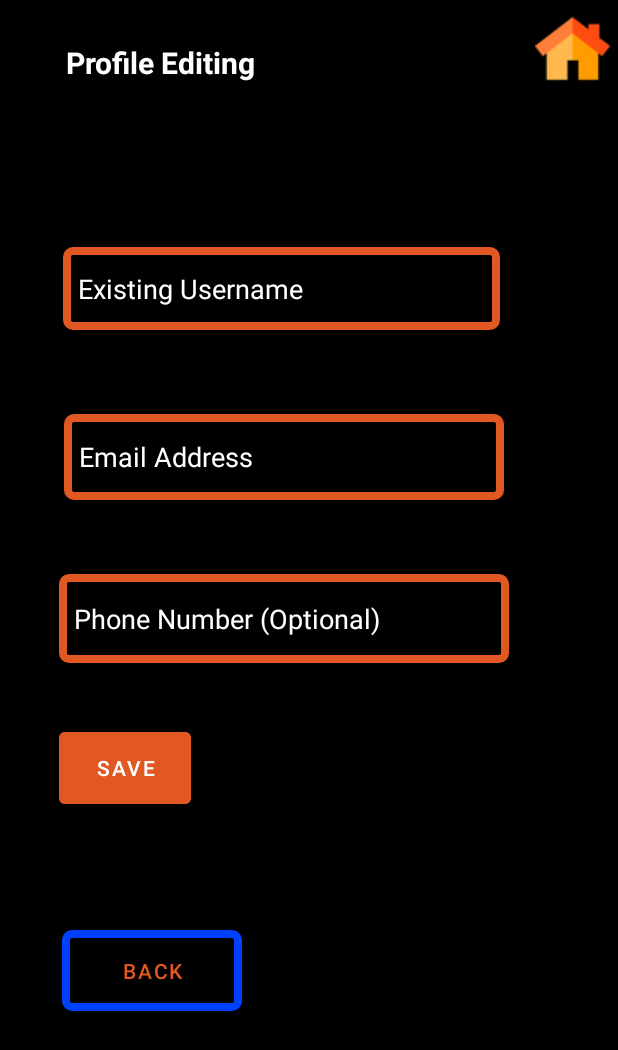
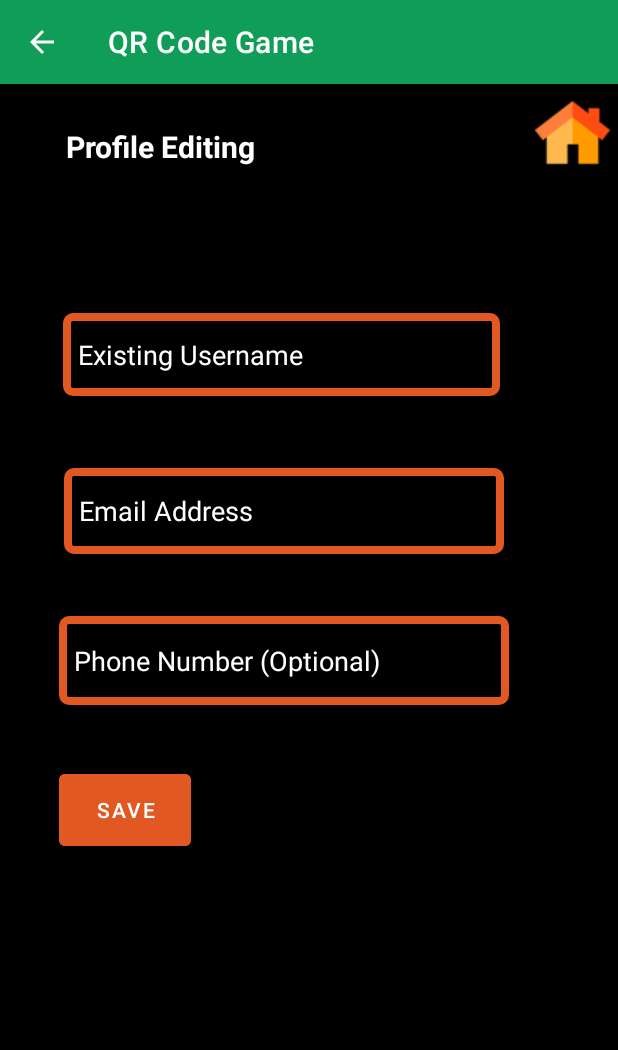
Before and after one commit to malhar2000/QR-Code-Game, an Android app: the EditProfileActivity screen opened directly, with no data from a screen before it, on a phone screen of 412 x 824 dp. Shown: the top 1050 px of the screen. Run offline under Robolectric (Android 15) with nearby library versions, the phone set to English and light mode, and no system bars; our stand-ins replace Firebase (no records; nobody signed in at launch, a user with empty details on screens opened directly).

Commit message:
added backbutton to actionbar

```diff
--- a/code/app/src/main/java/com/example/qrcodegame/EditProfileActivity.java
+++ b/code/app/src/main/java/com/example/qrcodegame/EditProfileActivity.java
@@ -1,9 +1,13 @@
 package com.example.qrcodegame;
 
+import androidx.annotation.NonNull;
 import androidx.appcompat.app.AppCompatActivity;
 
 import android.content.Intent;
+import android.graphics.Color;
+import android.graphics.drawable.ColorDrawable;
 import android.os.Bundle;
+import android.view.MenuItem;
 import android.view.View;
 import android.widget.Button;
 import android.widget.EditText;
@@ -19,7 +23,7 @@ import java.util.HashMap;
 import java.util.Objects;
 
 public class EditProfileActivity extends AppCompatActivity {
-    Button backBtn;
+
     EditText editUsername, editEmail, editPhone;
     DocumentReference userDocument; //, emailDocument, phoneDocument;
     CurrentUserHelper currentUserHelper;
@@ -27,7 +31,8 @@ public class EditProfileActivity extends AppCompatActivity {
     protected void onCreate(Bundle savedInstanceState) {
         super.onCreate(savedInstanceState);
         setContentView(R.layout.activity_edit_profile);
-        Objects.requireNonNull(getSupportActionBar()).hide();
+        Objects.requireNonNull(getSupportActionBar()).setBackgroundDrawable(new ColorDrawable(Color.parseColor("#0F9D58")));
+        Objects.requireNonNull(getSupportActionBar()).setDisplayHomeAsUpEnabled(true);
         initItems();
     }
 
@@ -43,7 +48,7 @@ public class EditProfileActivity extends AppCompatActivity {
 //        phoneDocument = FirebaseFirestore.getInstance().collection("Users")
 //                .document(currentUserHelper.getFirebaseId());
 //        linkAccount = findViewById(R.id.linkAccount);
-        backBtn = findViewById(R.id.backBtn);
+
         editEmail = findViewById(R.id.editEmail);
         editEmail.setText(currentUserHelper.getEmail());
         editPhone = findViewById(R.id.editPhone);
@@ -57,16 +62,6 @@ public class EditProfileActivity extends AppCompatActivity {
                 startActivity(new Intent(getApplicationContext(), MainActivity.class));
             }
         });
-    }
-
-    /**
-     * OnClick function for back Button
-     * Returns : None
-     * @param view Takes Back Button View as input
-     */
-    public void backBtnOnClick(View view){
-//        startActivity(new Intent(getApplicationContext(), MainActivity.class));
-        finish();
     }
 
     /**
@@ -100,4 +95,11 @@ public class EditProfileActivity extends AppCompatActivity {
         Toast.makeText(this, "Saved!", Toast.LENGTH_SHORT).show();
         finish();
     }
+    @Override
+    public boolean onOptionsItemSelected(@NonNull MenuItem item) {
+        if (item.getItemId() == android.R.id.home) {
+            onBackPressed();  return true;
+        }
+        return super.onOptionsItemSelected(item);
+    }
 }
--- a/code/app/src/main/res/layout/activity_edit_profile.xml
+++ b/code/app/src/main/res/layout/activity_edit_profile.xml
@@ -31,22 +31,6 @@
         app:layout_constraintTop_toBottomOf="@+id/editProfileWelcomeText"
         app:layout_constraintVertical_bias="1.0" />
 
-    <Button
-        android:id="@+id/backBtn"
-        android:layout_width="120dp"
-        android:layout_height="54dp"
-        android:background="@drawable/shape"
-        android:onClick="backBtnOnClick"
-        android:text="BACK"
-        android:textAllCaps="true"
-        android:textColor="#e25822"
-        android:backgroundTint="@color/white"
-        app:layout_constraintBottom_toBottomOf="parent"
-        app:layout_constraintEnd_toEndOf="parent"
-        app:layout_constraintHorizontal_bias="0.142"
-        app:layout_constraintStart_toStartOf="parent"
-        app:layout_constraintTop_toTopOf="parent"
-        app:layout_constraintVertical_bias="0.805" />
 
     <EditText
         android:id="@+id/editEmail"
--- a/code/app/src/main/res/layout/activity_qrcode_comment.xml
+++ b/code/app/src/main/res/layout/activity_qrcode_comment.xml
@@ -17,7 +17,7 @@
         app:layout_constraintTop_toTopOf="parent"
         android:id="@+id/imageHomeButton"/>
 
-    <ImageButton
+   <!-- <ImageButton
         android:id="@+id/back_button_comments"
         android:layout_width="50dp"
         android:layout_height="45dp"
@@ -26,7 +26,7 @@
         android:backgroundTint="#4faaa1"
         android:src="@drawable/ic_arrow_back"
         app:layout_constraintStart_toStartOf="parent"
-        app:layout_constraintTop_toTopOf="parent" />
+        app:layout_constraintTop_toTopOf="parent" />-->
 
     <androidx.recyclerview.widget.RecyclerView
         android:id="@+id/recycle_view_comments"
```
Also changed, not shown: code/app/src/main/java/com/example/qrcodegame/LeaderBoardActivity.java (+18 -5 lines), code/app/src/main/java/com/example/qrcodegame/QRCodeCommentActivity.java (+9 -9 lines), code/app/src/main/java/com/example/qrcodegame/SingleQRActivity.java (+10 -0 lines), code/app/src/main/java/com/example/qrcodegame/ViewProfileActivity.java (+12 -1 lines), code/app/src/main/res/layout/activity_leader_board.xml (+28 -21 lines).
